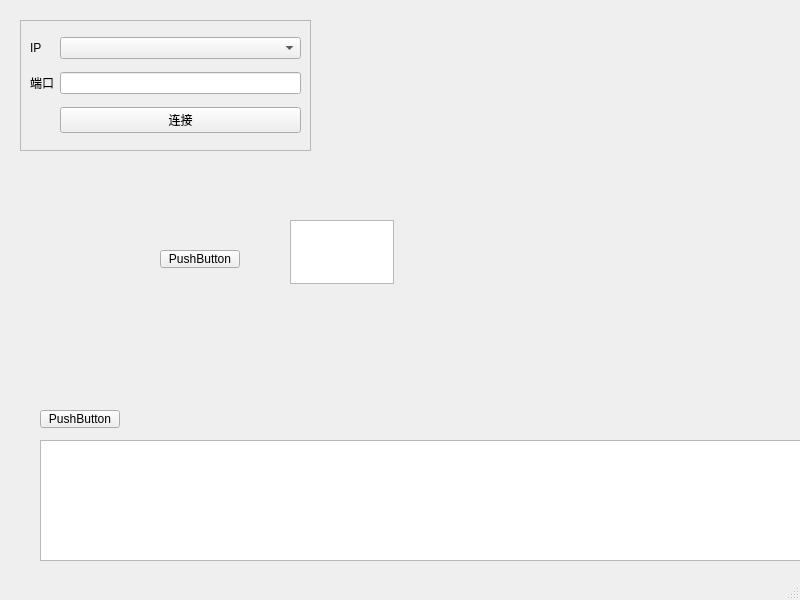
Qt form mainwindow.ui (xjzer/QtWidgetDemo) before a commit.
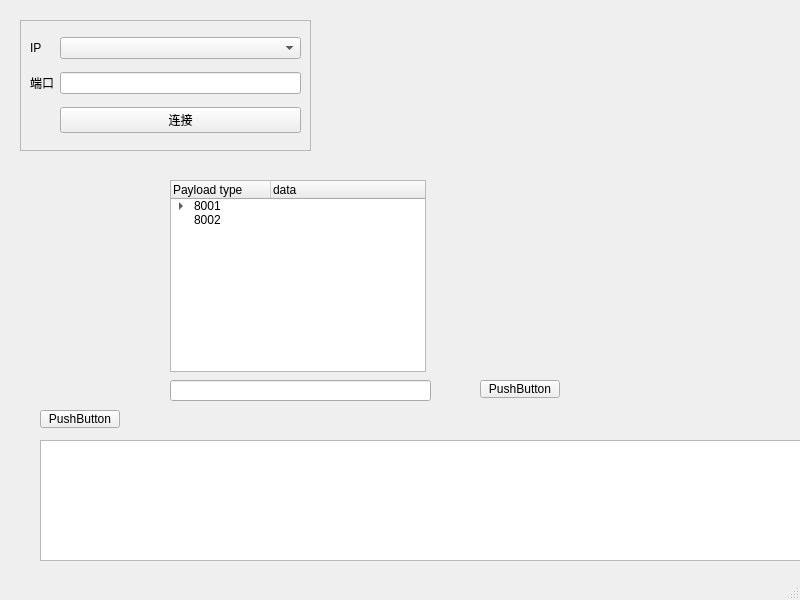
The same form after that commit.

Commit message: Feat(UI):Added console for sending DoIP messages

What changed in the file:
```diff
--- a/mainwindow.ui
+++ b/mainwindow.ui
@@ -82,28 +82,122 @@
      </rect>
     </property>
    </widget>
-   <widget class="QPlainTextEdit" name="plainTextEdit">
+   <widget class="QWidget" name="widget" native="true">
     <property name="geometry">
      <rect>
-      <x>290</x>
-      <y>220</y>
-      <width>104</width>
-      <height>64</height>
+      <x>150</x>
+      <y>170</y>
+      <width>471</width>
+      <height>251</height>
      </rect>
     </property>
-   </widget>
-   <widget class="QPushButton" name="pushButton_send">
-    <property name="geometry">
-     <rect>
-      <x>160</x>
-      <y>250</y>
-      <width>80</width>
-      <height>18</height>
-     </rect>
-    </property>
-    <property name="text">
-     <string>PushButton</string>
-    </property>
+    <widget class="QPushButton" name="pushButton_send">
+     <property name="geometry">
+      <rect>
+       <x>330</x>
+       <y>210</y>
+       <width>80</width>
+       <height>18</height>
+      </rect>
+     </property>
+     <property name="text">
+      <string>PushButton</string>
+     </property>
+    </widget>
+    <widget class="QLineEdit" name="lineEdit">
+     <property name="geometry">
+      <rect>
+       <x>20</x>
+       <y>210</y>
+       <width>261</width>
+       <height>21</height>
+      </rect>
+     </property>
+    </widget>
+    <widget class="QTreeWidget" name="treeWidget">
+     <property name="geometry">
+      <rect>
+       <x>20</x>
+       <y>10</y>
+       <width>256</width>
+       <height>192</height>
+      </rect>
+     </property>
+     <column>
+      <property name="text">
+       <string>Payload type</string>
+      </property>
+     </column>
+     <column>
+      <property name="text">
+       <string>data</string>
+      </property>
+     </column>
+     <item>
+      <property name="text">
+       <string>8001</string>
+      </property>
+      <property name="text">
+       <string/>
+      </property>
+      <item>
+       <property name="text">
+        <string>19</string>
+       </property>
+       <property name="text">
+        <string/>
+       </property>
+      </item>
+      <item>
+       <property name="text">
+        <string>22</string>
+       </property>
+       <property name="text">
+        <string/>
+       </property>
+      </item>
+      <item>
+       <property name="text">
+        <string>10</string>
+       </property>
+      </item>
+      <item>
+       <property name="text">
+        <string>14</string>
+       </property>
+      </item>
+      <item>
+       <property name="text">
+        <string>85</string>
+       </property>
+      </item>
+      <item>
+       <property name="text">
+        <string>27</string>
+       </property>
+      </item>
+      <item>
+       <property name="text">
+        <string>38</string>
+       </property>
+      </item>
+      <item>
+       <property name="text">
+        <string>37</string>
+       </property>
+      </item>
+      <item>
+       <property name="text">
+        <string>36</string>
+       </property>
+      </item>
+     </item>
+     <item>
+      <property name="text">
+       <string>8002</string>
+      </property>
+     </item>
+    </widget>
    </widget>
   </widget>
   <widget class="QMenuBar" name="menubar">
```
The commit also changes 2 other files.
